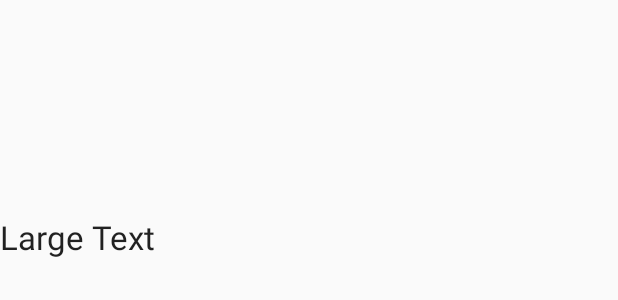
After one commit to renisfan/software_develop, an Android app: the layout activity_message.xml on its own in the app's theme, with its tools: preview values and no code run, on a phone screen of 412 x 824 dp. The commit adds this screen. Shown: the top 300 px of the screen. Run offline under Robolectric (Android 15) with nearby library versions, the phone set to English and light mode, and no system bars.

Commit message:
add message table and message screen

```diff
--- a/MatchCards/app/src/main/AndroidManifest.xml
+++ b/MatchCards/app/src/main/AndroidManifest.xml
@@ -34,6 +34,10 @@
             android:name=".GroupActivity"
             android:label="@string/app_name" >
         </activity>
+        <activity
+            android:name=".MessageActivity"
+            android:label="@string/app_name" >
+        </activity>
     </application>
 
 </manifest>
--- /dev/null
+++ b/MatchCards/app/src/main/res/layout/activity_message.xml
@@ -0,0 +1,20 @@
+<?xml version="1.0" encoding="utf-8"?>
+<RelativeLayout xmlns:android="http://schemas.android.com/apk/res/android"
+    android:layout_width="match_parent"
+    android:layout_height="match_parent"
+    android:weightSum="1">
+
+    <TextView
+        android:layout_width="wrap_content"
+        android:layout_height="wrap_content"
+        android:textAppearance="?android:attr/textAppearanceLarge"
+        android:text="Large Text"
+        android:id="@+id/oldMessage"
+        android:layout_alignParentTop="true"
+        android:layout_marginTop="143dp"
+        android:layout_alignParentLeft="true"
+        android:layout_alignParentStart="true"
+        android:layout_alignParentRight="true"
+        android:layout_alignParentEnd="true"
+        android:layout_alignParentBottom="true" />
+</RelativeLayout>
--- /dev/null
+++ b/MatchCards/app/src/main/res/layout/fragment_message.xml
@@ -0,0 +1,6 @@
+<?xml version="1.0" encoding="utf-8"?>
+<LinearLayout xmlns:android="http://schemas.android.com/apk/res/android"
+    android:layout_width="match_parent"
+    android:layout_height="match_parent">
+
+</LinearLayout>
```
Also changed, not shown: MatchCards/app/src/main/java/com/fdusoft/matchcards/MessageActivity.java (added, +80 -0 lines), MatchCards/app/src/main/java/com/fdusoft/matchcards/MessageFragment.java (+24 -7 lines), MatchCards/app/src/main/java/com/fdusoft/matchcards/RegisterActivity.java (+11 -0 lines).
